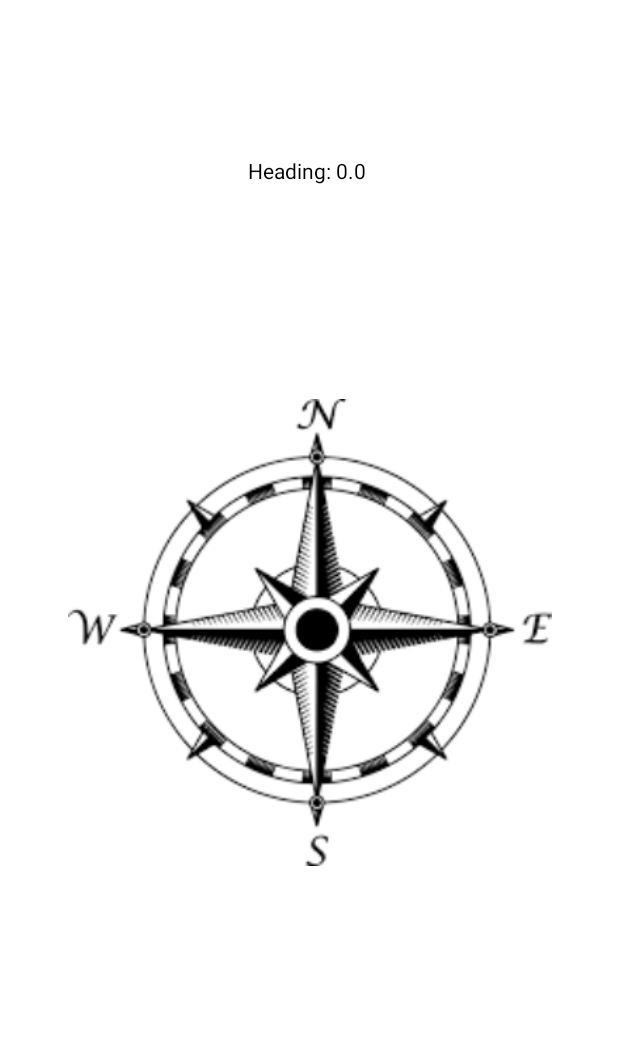
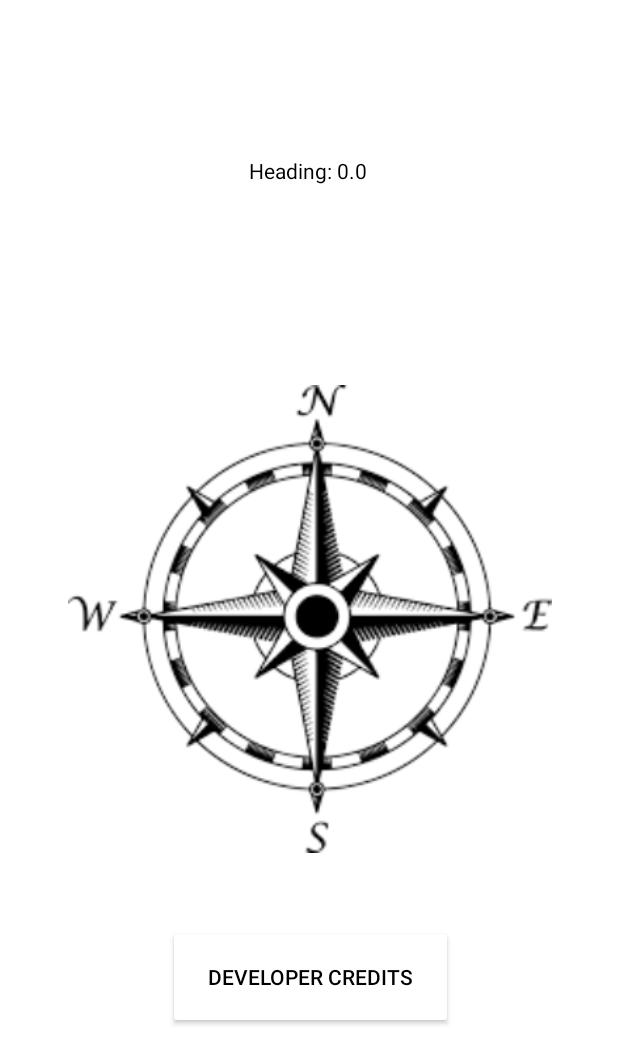
Before and after one commit to jjjjess/cosc426, an Android app: the screen it shows after launch (MainActivity), after a tap on an icon or button, on a phone screen of 412 x 824 dp. Shown: the top 1064 px of the screen. Run offline under Robolectric (Android 15) with nearby library versions, the phone set to English and light mode, and no system bars.

Commit message:
Finished App
Checklist:
Formatting fixes
Compass points to direction
Voice Feature implemented
Extra Feature - developer credits button

```diff
--- a/compass/app/src/main/java/com/example/compass/MainActivity.java
+++ b/compass/app/src/main/java/com/example/compass/MainActivity.java
@@ -1,6 +1,7 @@
 package com.example.compass;
 
 import android.app.Activity;
+import android.content.Context;
 import android.hardware.Sensor;
 import android.hardware.SensorEvent;
 import android.hardware.SensorEventListener;
@@ -12,8 +13,10 @@ import android.util.Log;
 import android.view.View;
 import android.view.animation.Animation;
 import android.view.animation.RotateAnimation;
+import android.widget.Button;
 import android.widget.ImageView;
 import android.widget.TextView;
+import android.widget.Toast;
 
 import java.util.Locale;
 
@@ -57,6 +60,13 @@ public class MainActivity extends Activity implements SensorEventListener, TextT
                 speakOut();
             }
         });
+
+        Button btn1 = (Button) findViewById(R.id.button3);
+        btn1.setOnClickListener(new View.OnClickListener() {
+            public void onClick(View v)  {
+                Toast.makeText(getBaseContext(), "Programmed by: Camden, Farha, and Jesse" , Toast.LENGTH_SHORT ).show();
+            }
+        });
     }
 
     @Override
@@ -75,8 +85,8 @@ public class MainActivity extends Activity implements SensorEventListener, TextT
         }
     }
     private void speakOut() {
-        // Cardinal directions
-        String dir[] = {"North","Northeast","East","Southeast","South","Southwest","West","Northwest"};
+        // Cardinal directions - changed the spelling of "east" for better android pronunciation
+        String dir[] = {"North","Northeest","i:east","Southeest","South","Southwest","West","Northwest"};
 
         // get correct direction index based on the degree
         String direction = dir[ (int)Math.round((  ((double) -1 * currentDegree % 360) / 45)) % 8 ];
@@ -140,4 +150,7 @@ public class MainActivity extends Activity implements SensorEventListener, TextT
     public void onAccuracyChanged(Sensor sensor, int accuracy) {
         // not in use
     }
+
+
+
 }
--- a/compass/app/src/main/res/layout/activity_main.xml
+++ b/compass/app/src/main/res/layout/activity_main.xml
@@ -1,38 +1,55 @@
-<LinearLayout xmlns:android="http://schemas.android.com/apk/res/android"
+<RelativeLayout xmlns:android="http://schemas.android.com/apk/res/android"
     xmlns:tools="http://schemas.android.com/tools"
     android:layout_width="match_parent"
     android:layout_height="match_parent"
     android:background="#ffffff"
-    android:orientation="vertical" >
+    android:orientation="vertical">
 
 
     <TextView
         android:id="@+id/tvHeading"
-        android:layout_width="82dp"
-        android:layout_height="55dp"
+        android:layout_width="wrap_content"
+        android:layout_height="53dp"
         android:layout_alignParentStart="true"
         android:layout_alignParentTop="true"
         android:layout_alignParentEnd="true"
-        android:layout_marginStart="165dp"
+        android:layout_marginStart="81dp"
         android:layout_marginTop="104dp"
-        android:layout_marginEnd="164dp"
+        android:layout_marginEnd="82dp"
         android:layout_marginBottom="40dp"
+        android:text="Heading: 0.0"
         android:textColor="@color/black"
-        android:text="Heading: 0.0" />
+        android:textAlignment="center"
+        />
 
 
     <ImageView
         android:id="@+id/imageViewCompass"
         android:layout_width="match_parent"
-        android:layout_height="330dp"
+        android:layout_height="333dp"
+        android:layout_above="@+id/button3"
         android:layout_below="@+id/tvHeading"
         android:layout_alignParentStart="true"
         android:layout_alignParentEnd="true"
-        android:layout_alignParentBottom="true"
         android:layout_marginStart="45dp"
         android:layout_marginTop="57dp"
         android:layout_marginEnd="44dp"
-        android:layout_marginBottom="186dp"
+        android:layout_marginBottom="46dp"
         android:src="@drawable/compass" />
 
-</LinearLayout>
+    <Button
+        android:id="@+id/button3"
+        android:layout_width="wrap_content"
+        android:layout_height="69dp"
+        android:layout_alignParentStart="true"
+        android:layout_alignParentEnd="true"
+        android:layout_alignParentBottom="true"
+        android:layout_gravity="center"
+        android:layout_marginStart="112dp"
+        android:layout_marginEnd="110dp"
+        android:layout_marginBottom="138dp"
+        android:backgroundTint="@color/white"
+        android:text="Developer Credits"
+        android:textColor="@color/black" />
+
+</RelativeLayout>
```
